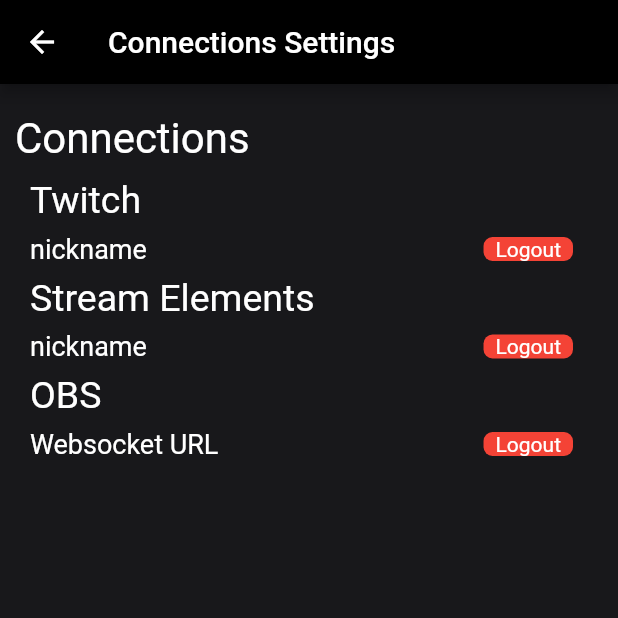
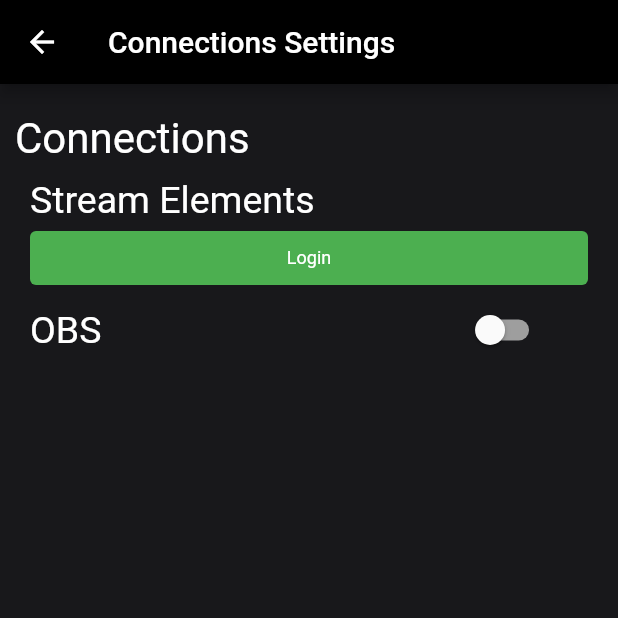
Before and after one commit to LezdCS/irl-link, a Flutter app: the SettingsView screen opened by its route, after a tap on "Connections", on a phone screen of 412 x 824 dp, the top half of it. Run offline on Flutter 3.47's test engine with Material 2 defaults, Android fonts, the phone set to English and light mode, and no system bars; our stand-ins replace connectivity_plus, dio, equatable, flutter_svg, get, get_storage and 3 more; missing offline and left inert: flutter_web_auth, move_to_background, obs_websocket; accounts and stored records are empty; statements that could not run were skipped.

Commit message:
Settings | Connections settings view + model

```diff
--- a/lib/src/presentation/controllers/settings_view_controller.dart
+++ b/lib/src/presentation/controllers/settings_view_controller.dart
@@ -13,10 +13,12 @@ class SettingsViewController extends GetxController {
   late Rx<Settings> settings = Settings.defaultSettings().obs;
 
   late TextEditingController alternateChannelChatController;
+  late TextEditingController  obsWebsocketUrlFieldController;
 
   @override
   void onInit() {
     alternateChannelChatController = new TextEditingController();
+    obsWebsocketUrlFieldController = new TextEditingController();
     super.onInit();
   }
 
@@ -27,6 +29,7 @@ class SettingsViewController extends GetxController {
             {
               settings.value = value.data!,
               alternateChannelChatController.text = settings.value.alternateChannelName!,
+              obsWebsocketUrlFieldController.text = settings.value.obsWebsocketUrl!,
             }
         });
     super.onReady();
--- a/lib/src/presentation/views/settings_view.dart
+++ b/lib/src/presentation/views/settings_view.dart
@@ -278,9 +278,12 @@ class SettingsView extends GetView<SettingsViewController> {
                                 controller.settings.value = controller
                                     .settings.value
                                     .copyWith(alternateChannel: value);
-                                if(!value){
-                                  controller.settings.value = controller.settings.value.copyWith(alternateChannelName: '');
-                                  controller.alternateChannelChatController.text = '';
+                                if (!value) {
+                                  controller.settings.value = controller
+                                      .settings.value
+                                      .copyWith(alternateChannelName: '');
+                                  controller
+                                      .alternateChannelChatController.text = '';
                                 }
                                 controller.saveSettings();
                               },
@@ -303,7 +306,8 @@ class SettingsView extends GetView<SettingsViewController> {
                           Expanded(
                             flex: 7,
                             child: TextFormField(
-                              controller: controller.alternateChannelChatController,
+                              controller:
+                                  controller.alternateChannelChatController,
                               decoration: InputDecoration(
                                 border: UnderlineInputBorder(),
                                 hintText: 'Nickname',
@@ -320,9 +324,14 @@ class SettingsView extends GetView<SettingsViewController> {
                                 fixedSize: Size(50, 20),
                               ),
                               onPressed: () {
-                                controller.settings.value = controller.settings.value.copyWith(alternateChannelName: controller.alternateChannelChatController.text);
+                                controller.settings.value =
+                                    controller.settings.value.copyWith(
+                                        alternateChannelName: controller
+                                            .alternateChannelChatController
+                                            .text);
                                 controller.saveSettings();
-                                SystemChannels.textInput.invokeMethod('TextInput.hide');
+                                SystemChannels.textInput
+                                    .invokeMethod('TextInput.hide');
                               },
                               child: Text(
                                 'Save',
@@ -479,7 +488,8 @@ class SettingsView extends GetView<SettingsViewController> {
         title: Text("Connections Settings"),
         centerTitle: false,
       ),
-      body: Container(
+      body: Obx(
+        () => Container(
           padding: EdgeInsets.only(top: 20),
           width: width,
           color: Theme.of(Get.context!).colorScheme.secondary,
@@ -501,44 +511,6 @@ class SettingsView extends GetView<SettingsViewController> {
                 child: Column(
                   crossAxisAlignment: CrossAxisAlignment.start,
                   children: [
-                  //twitch
-                  Container(
-                      child: Text(
-                    "Twitch",
-                    style: TextStyle(color: Colors.white, fontSize: 25),
-                  )),
-                  Container(
-                    child: Row(
-                      mainAxisAlignment: MainAxisAlignment.spaceBetween,
-                      children: [
-                        Container(
-                          child: Text(
-                            "nickname",
-                            style: TextStyle(color: Colors.white, fontSize: 18),
-                          ),
-                        ),
-                        Container(
-                          child: InkWell(
-                            onTap: () {
-                              controller.logout();
-                            },
-                            child: Container(
-                              margin: EdgeInsets.only(
-                                  right: 10, top: 10, bottom: 10),
-                              padding: EdgeInsets.only(left: 8, right: 8),
-                              alignment: Alignment.center,
-                              decoration: new BoxDecoration(
-                                color: Colors.red,
-                                borderRadius: BorderRadius.circular(6),
-                              ),
-                              child: Text("Logout"),
-                            ),
-                          ),
-                        )
-                      ],
-                    ),
-                  ),
-
                     //streamElements
                     Container(
                         child: Text(
@@ -549,75 +521,118 @@ class SettingsView extends GetView<SettingsViewController> {
                       child: Row(
                         mainAxisAlignment: MainAxisAlignment.spaceBetween,
                         children: [
-                        Container(
+                          Expanded(
+                            child: TextButton(
+                              style: TextButton.styleFrom(
+                                textStyle: TextStyle(fontSize: 12),
+                                backgroundColor: controller.settings.value.streamElementsAccessToken != "" ? Colors.redAccent : Colors.green,
+                                fixedSize: Size(50, 20),
+                              ),
+                              onPressed: () {
+                                SystemChannels.textInput
+                                    .invokeMethod('TextInput.hide');
+                              },
                               child: Text(
-                            "nickname",
-                            style: TextStyle(color: Colors.white, fontSize: 18),
+                                controller.settings.value.streamElementsAccessToken != "" ? 'Logout' : 'Login',
+                                style: TextStyle(
+                                  color: Colors.white,
                                 ),
                               ),
-                        Container(
-                          child: InkWell(
-                            onTap: () {
-                              controller.logout();
-                            },
-                            child: Container(
-                              margin: EdgeInsets.only(
-                                  right: 10, top: 10, bottom: 10),
-                              padding: EdgeInsets.only(left: 8, right: 8),
-                              alignment: Alignment.center,
-                              decoration: new BoxDecoration(
-                                color: Colors.red,
-                                borderRadius: BorderRadius.circular(6),
-                              ),
-                              child: Text("Logout"),
                             ),
                           ),
-                        )
                         ],
                       ),
                     ),
 
                     //OBS
-                  Container(
+                    Row(
+                      children: [
+                        Expanded(
+                          flex: 7,
                           child: Text(
                             "OBS",
                             style: TextStyle(color: Colors.white, fontSize: 25),
-                  )),
-                  Container(
+                          ),
+                        ),
+                        Expanded(
+                          flex: 3,
+                          child: Switch(
+                            onChanged: (value) {
+                              controller.settings.value = controller
+                                  .settings.value
+                                  .copyWith(isObsConnected: value);
+                              if(!value){
+                                controller
+                                    .obsWebsocketUrlFieldController
+                                    .text = '';
+                                controller.settings.value =
+                                    controller.settings.value.copyWith(
+                                        obsWebsocketUrl: '');
+                                controller.saveSettings();
+                              }
+                              controller.saveSettings();
+                            },
+                            value: controller.settings.value.isObsConnected!,
+                            inactiveTrackColor: Colors.grey,
+                            activeTrackColor: Color(0xFF6441A5),
+                            activeColor: Colors.white,
+                          ),
+                        ),
+                      ],
+                    ),
+                    Visibility(
+                      visible: controller.settings.value.isObsConnected!,
+                      child: Container(
                         child: Row(
                           mainAxisAlignment: MainAxisAlignment.spaceBetween,
                           children: [
-                        Container(
-                          child: Text(
-                            "Websocket URL",
-                            style: TextStyle(color: Colors.white, fontSize: 18),
+                            Expanded(
+                              flex: 7,
+                              child: TextFormField(
+                                controller:
+                                    controller.obsWebsocketUrlFieldController,
+                                decoration: InputDecoration(
+                                  border: UnderlineInputBorder(),
+                                  hintText: 'wss://url:port',
+                                  labelText: 'Weboscket Url',
                                 ),
                               ),
-                        Container(
-                          child: InkWell(
-                            onTap: () {
-                              controller.logout();
+                            ),
+                            Expanded(
+                              flex: 3,
+                              child: TextButton(
+                                style: TextButton.styleFrom(
+                                  textStyle: TextStyle(fontSize: 12),
+                                  backgroundColor: Colors.deepPurpleAccent,
+                                  fixedSize: Size(50, 20),
+                                ),
+                                onPressed: () {
+                                  controller.settings.value =
+                                      controller.settings.value.copyWith(
+                                          obsWebsocketUrl: controller
+                                              .obsWebsocketUrlFieldController
+                                              .text);
+                                  controller.saveSettings();
+                                  SystemChannels.textInput
+                                      .invokeMethod('TextInput.hide');
                                 },
-                            child: Container(
-                              margin: EdgeInsets.only(
-                                  right: 10, top: 10, bottom: 10),
-                              padding: EdgeInsets.only(left: 8, right: 8),
-                              alignment: Alignment.center,
-                              decoration: new BoxDecoration(
-                                color: Colors.red,
-                                borderRadius: BorderRadius.circular(6),
-                              ),
-                              child: Text("Logout"),
+                                child: Text(
+                                  'Save',
+                                  style: TextStyle(
+                                    color: Colors.white,
                                   ),
                                 ),
-                        )
+                              ),
+                            ),
                           ],
+                        ),
                       ),
                     ),
                   ],
                 ),
               ),
             ],
+          ),
         ),
       ),
     );
```
Also changed, not shown: lib/src/data/entities/settings_dto.dart (+36 -7 lines), lib/src/domain/entities/settings.dart (+31 -0 lines). Lines whose indentation alone changed are shown as unchanged.
